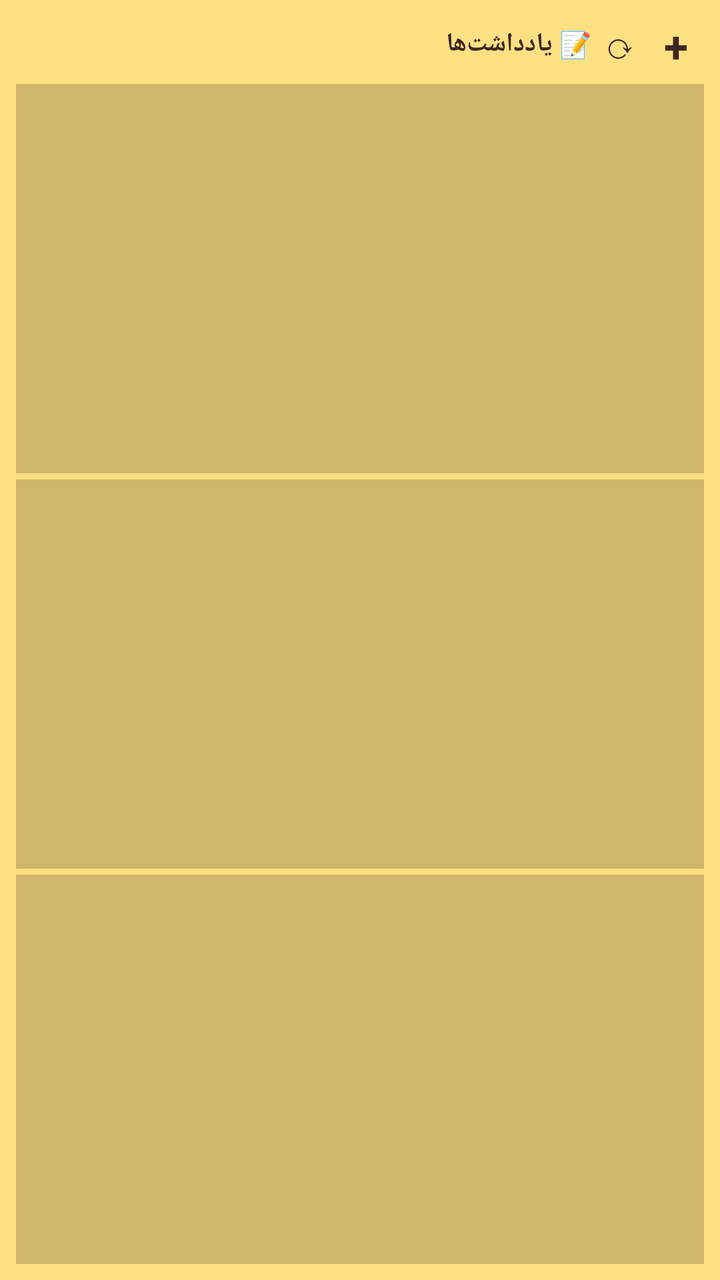
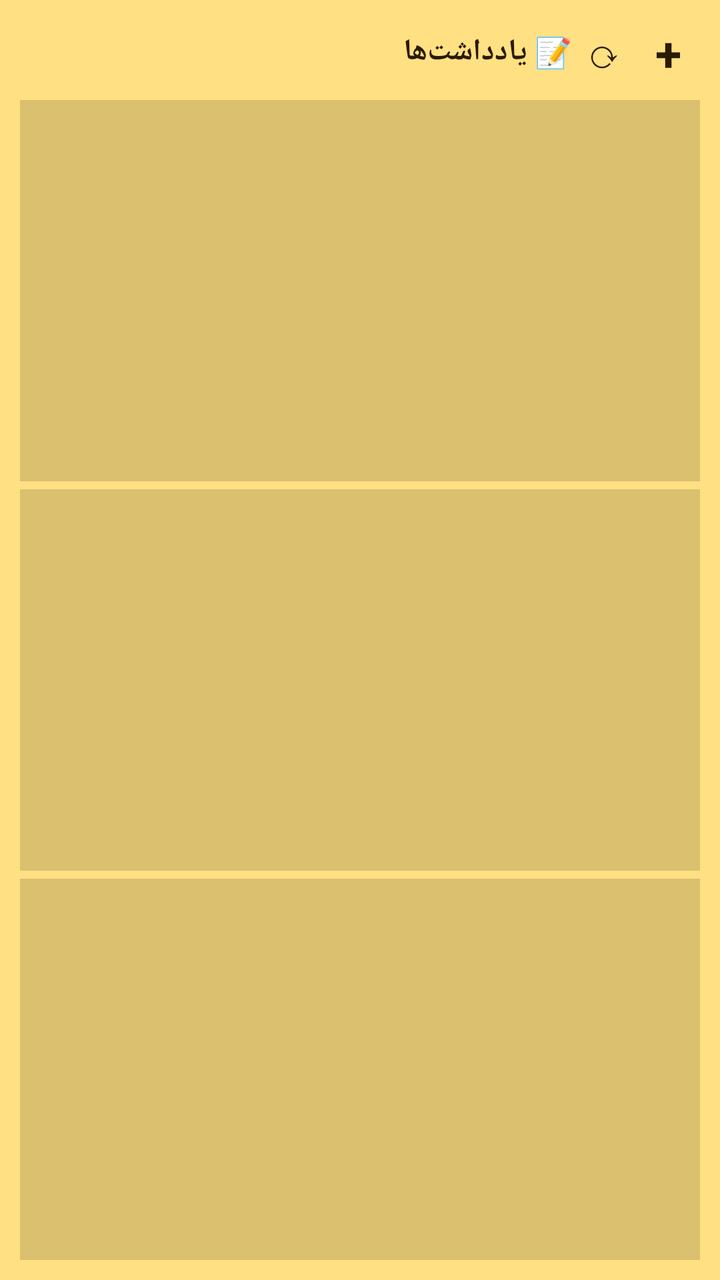

Before-and-after screenshots of an Android layout around one commit, followed by the original layout XML and the change that was made.
<!-- AndroidManifest.xml: application theme Theme.Yaddasht -->
<!-- res/layout/note_widget_layout.xml -->
<?xml version="1.0" encoding="utf-8"?>
<LinearLayout xmlns:android="http://schemas.android.com/apk/res/android"
    android:id="@+id/note_widget_root"
    android:layout_width="match_parent"
    android:layout_height="match_parent"
    android:orientation="vertical"
    android:background="#FFFFE082"
    android:padding="8dp">

    <LinearLayout
        android:layout_width="match_parent"
        android:layout_height="wrap_content"
        android:orientation="horizontal"
        android:gravity="center_vertical"
        android:layout_marginBottom="6dp">
        <TextView
            android:id="@+id/note_widget_title"
            android:layout_width="0dp"
            android:layout_height="wrap_content"
            android:layout_weight="1"
            android:text="📝 یادداشت‌ها"
            android:textColor="#FF3E2723"
            android:textSize="13sp"
            android:textStyle="bold"
            android:maxLines="1"
            android:ellipsize="end" />
        <TextView
            android:id="@+id/note_refresh"
            android:layout_width="28dp"
            android:layout_height="28dp"
            android:text="⟳"
            android:textColor="#FF3E2723"
            android:textSize="18sp"
            android:gravity="center" />
        <TextView
            android:id="@+id/note_add"
            android:layout_width="28dp"
            android:layout_height="28dp"
            android:text="+"
            android:textColor="#FF3E2723"
            android:textSize="22sp"
            android:textStyle="bold"
            android:gravity="center" />
    </LinearLayout>

    <LinearLayout
        android:id="@+id/note_item_1"
        android:layout_width="match_parent"
        android:layout_height="0dp"
        android:layout_weight="1"
        android:orientation="vertical"
        android:background="#30000000"
        android:padding="6dp"
        android:layout_marginBottom="3dp">
        <TextView
            android:id="@+id/note_title_1"
            android:layout_width="match_parent"
            android:layout_height="wrap_content"
            android:textColor="#FF3E2723"
            android:textSize="12sp"
            android:textStyle="bold"
            android:maxLines="1"
            android:ellipsize="end" />
        <TextView
            android:id="@+id/note_body_1"
            android:layout_width="match_parent"
            android:layout_height="wrap_content"
            android:textColor="#FF5D4037"
            android:textSize="10sp"
            android:maxLines="2"
            android:ellipsize="end"
            android:layout_marginTop="2dp" />
    </LinearLayout>

    <LinearLayout
        android:id="@+id/note_item_2"
        android:layout_width="match_parent"
        android:layout_height="0dp"
        android:layout_weight="1"
        android:orientation="vertical"
        android:background="#30000000"
        android:padding="6dp"
        android:layout_marginBottom="3dp">
        <TextView
            android:id="@+id/note_title_2"
            android:layout_width="match_parent"
            android:layout_height="wrap_content"
            android:textColor="#FF3E2723"
            android:textSize="12sp"
            android:textStyle="bold"
            android:maxLines="1"
            android:ellipsize="end" />
        <TextView
            android:id="@+id/note_body_2"
            android:layout_width="match_parent"
            android:layout_height="wrap_content"
            android:textColor="#FF5D4037"
            android:textSize="10sp"
            android:maxLines="2"
            android:ellipsize="end"
            android:layout_marginTop="2dp" />
    </LinearLayout>

    <LinearLayout
        android:id="@+id/note_item_3"
        android:layout_width="match_parent"
        android:layout_height="0dp"
        android:layout_weight="1"
        android:orientation="vertical"
        android:background="#30000000"
        android:padding="6dp">
        <TextView
            android:id="@+id/note_title_3"
            android:layout_width="match_parent"
            android:layout_height="wrap_content"
            android:textColor="#FF3E2723"
            android:textSize="12sp"
            android:textStyle="bold"
            android:maxLines="1"
            android:ellipsize="end" />
        <TextView
            android:id="@+id/note_body_3"
            android:layout_width="match_parent"
            android:layout_height="wrap_content"
            android:textColor="#FF5D4037"
            android:textSize="10sp"
            android:maxLines="2"
            android:ellipsize="end"
            android:layout_marginTop="2dp" />
    </LinearLayout>
</LinearLayout>
<!-- resources referenced by this layout -->
<resources>
  <style name="Theme.Yaddasht" parent="android:Theme.Material.NoActionBar">
          <item name="android:windowBackground">@color/bg</item>
          <item name="android:statusBarColor">@color/bg</item>
          <item name="android:navigationBarColor">@color/bg</item>
      </style>
  <color name="bg">#123B33</color>
</resources>

<!-- the commit's change to res/layout/note_widget_layout.xml (unified diff, before → after) -->
@@ -5,40 +5,40 @@
     android:layout_height="match_parent"
     android:orientation="vertical"
     android:background="#FFFFE082"
-    android:padding="8dp">
+    android:padding="10dp">
 
     <LinearLayout
         android:layout_width="match_parent"
         android:layout_height="wrap_content"
         android:orientation="horizontal"
         android:gravity="center_vertical"
-        android:layout_marginBottom="6dp">
+        android:layout_marginBottom="8dp">
         <TextView
             android:id="@+id/note_widget_title"
             android:layout_width="0dp"
             android:layout_height="wrap_content"
             android:layout_weight="1"
             android:text="📝 یادداشت‌ها"
-            android:textColor="#FF3E2723"
-            android:textSize="13sp"
+            android:textColor="#FF2A1A00"
+            android:textSize="15sp"
             android:textStyle="bold"
             android:maxLines="1"
             android:ellipsize="end" />
         <TextView
             android:id="@+id/note_refresh"
-            android:layout_width="28dp"
-            android:layout_height="28dp"
+            android:layout_width="32dp"
+            android:layout_height="32dp"
             android:text="⟳"
-            android:textColor="#FF3E2723"
-            android:textSize="18sp"
+            android:textColor="#FF2A1A00"
+            android:textSize="20sp"
             android:gravity="center" />
         <TextView
             android:id="@+id/note_add"
-            android:layout_width="28dp"
-            android:layout_height="28dp"
+            android:layout_width="32dp"
+            android:layout_height="32dp"
             android:text="+"
-            android:textColor="#FF3E2723"
-            android:textSize="22sp"
+            android:textColor="#FF2A1A00"
+            android:textSize="24sp"
             android:textStyle="bold"
             android:gravity="center" />
     </LinearLayout>
@@ -49,15 +49,15 @@
         android:layout_height="0dp"
         android:layout_weight="1"
         android:orientation="vertical"
-        android:background="#30000000"
-        android:padding="6dp"
-        android:layout_marginBottom="3dp">
+        android:background="#25000000"
+        android:padding="8dp"
+        android:layout_marginBottom="4dp">
         <TextView
             android:id="@+id/note_title_1"
             android:layout_width="match_parent"
             android:layout_height="wrap_content"
-            android:textColor="#FF3E2723"
-            android:textSize="12sp"
+            android:textColor="#FF2A1A00"
+            android:textSize="14sp"
             android:textStyle="bold"
             android:maxLines="1"
             android:ellipsize="end" />
@@ -65,11 +65,11 @@
             android:id="@+id/note_body_1"
             android:layout_width="match_parent"
             android:layout_height="wrap_content"
-            android:textColor="#FF5D4037"
-            android:textSize="10sp"
+            android:textColor="#FF4A3520"
+            android:textSize="11sp"
             android:maxLines="2"
             android:ellipsize="end"
-            android:layout_marginTop="2dp" />
+            android:layout_marginTop="3dp" />
     </LinearLayout>
 
     <LinearLayout
@@ -78,15 +78,15 @@
         android:layout_height="0dp"
         android:layout_weight="1"
         android:orientation="vertical"
-        android:background="#30000000"
-        android:padding="6dp"
-        android:layout_marginBottom="3dp">
+        android:background="#25000000"
+        android:padding="8dp"
+        android:layout_marginBottom="4dp">
         <TextView
             android:id="@+id/note_title_2"
             android:layout_width="match_parent"
             android:layout_height="wrap_content"
-            android:textColor="#FF3E2723"
-            android:textSize="12sp"
+            android:textColor="#FF2A1A00"
+            android:textSize="14sp"
             android:textStyle="bold"
             android:maxLines="1"
             android:ellipsize="end" />
@@ -94,11 +94,11 @@
             android:id="@+id/note_body_2"
             android:layout_width="match_parent"
             android:layout_height="wrap_content"
-            android:textColor="#FF5D4037"
-            android:textSize="10sp"
+            android:textColor="#FF4A3520"
+            android:textSize="11sp"
             android:maxLines="2"
             android:ellipsize="end"
-            android:layout_marginTop="2dp" />
+            android:layout_marginTop="3dp" />
     </LinearLayout>
 
     <LinearLayout
@@ -107,14 +107,14 @@
         android:layout_height="0dp"
         android:layout_weight="1"
         android:orientation="vertical"
-        android:background="#30000000"
-        android:padding="6dp">
+        android:background="#25000000"
+        android:padding="8dp">
         <TextView
             android:id="@+id/note_title_3"
             android:layout_width="match_parent"
             android:layout_height="wrap_content"
-            android:textColor="#FF3E2723"
-            android:textSize="12sp"
+            android:textColor="#FF2A1A00"
+            android:textSize="14sp"
             android:textStyle="bold"
             android:maxLines="1"
             android:ellipsize="end" />
@@ -122,10 +122,10 @@
             android:id="@+id/note_body_3"
             android:layout_width="match_parent"
             android:layout_height="wrap_content"
-            android:textColor="#FF5D4037"
-            android:textSize="10sp"
+            android:textColor="#FF4A3520"
+            android:textSize="11sp"
             android:maxLines="2"
             android:ellipsize="end"
-            android:layout_marginTop="2dp" />
+            android:layout_marginTop="3dp" />
     </LinearLayout>
 </LinearLayout>
